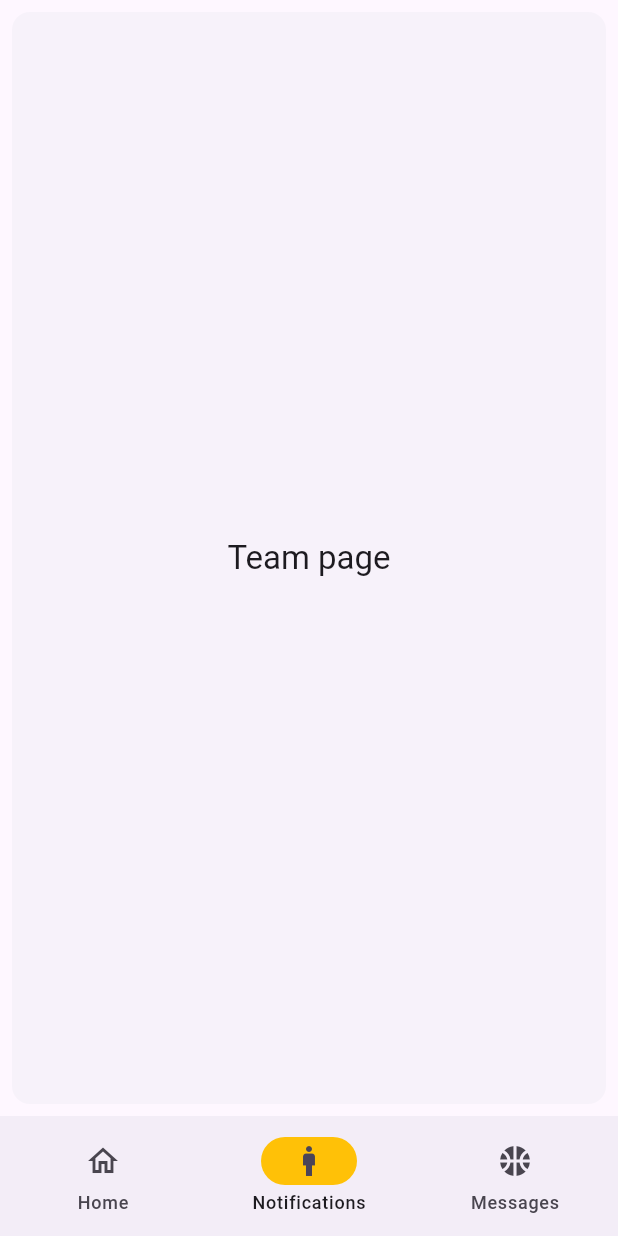
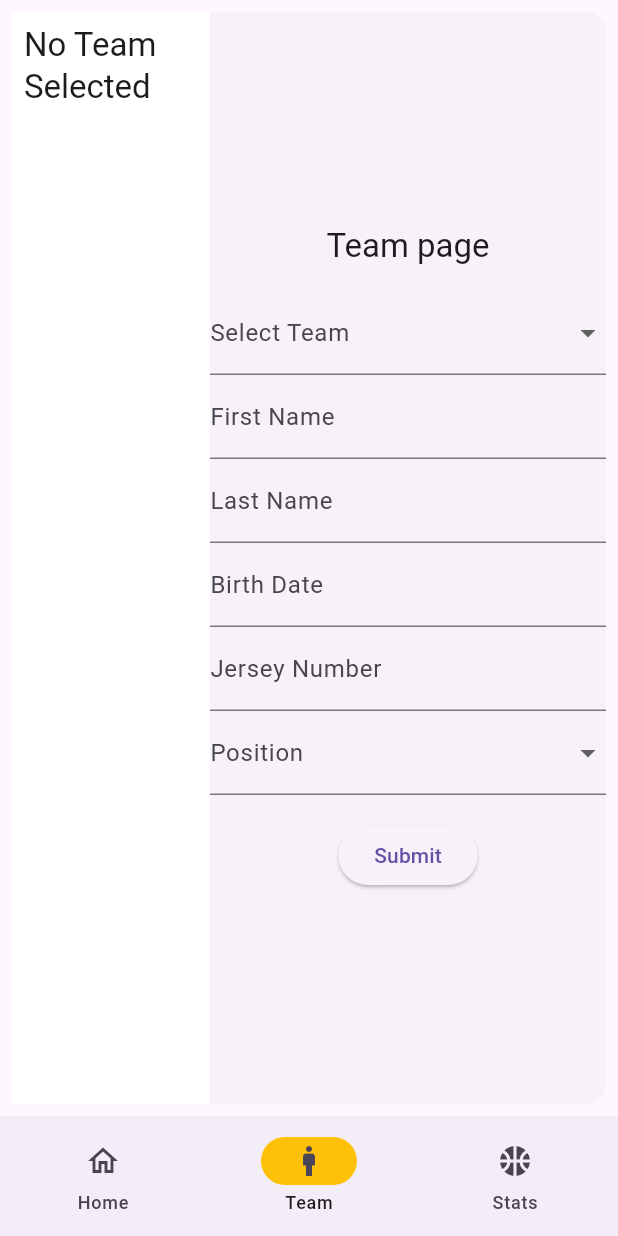
Before and after one commit to alexelte5/Volleyball-Tracker, a Flutter app: the screen it shows after launch, item 2 of the bottom bar chosen, on a phone screen of 412 x 824 dp. Run offline on Flutter 3.47's test engine with Material 3 defaults, Android fonts, the light colour scheme and no system bars.

Commit message:
Added team site

```diff
--- a/frontend/lib/main.dart
+++ b/frontend/lib/main.dart
@@ -1,6 +1,7 @@
 import 'package:flutter/material.dart';
-
-/// Flutter code sample for [NavigationBar].
+import 'pages/home_page.dart';
+import 'pages/team_page.dart';
+import 'pages/stats_page.dart';
 
 void main() => runApp(const NavigationBarApp());
 
@@ -28,7 +29,6 @@ class _NavigationExampleState extends State<NavigationExample> {
 
   @override
   Widget build(BuildContext context) {
-    final ThemeData theme = Theme.of(context);
     return Scaffold(
       bottomNavigationBar: NavigationBar(
         onDestinationSelected: (int index) {
@@ -44,47 +44,18 @@ class _NavigationExampleState extends State<NavigationExample> {
             icon: Icon(Icons.home_outlined),
             label: 'Home',
           ),
-          NavigationDestination(icon: Icon(Icons.man), label: 'Notifications'),
+          NavigationDestination(icon: Icon(Icons.man), label: 'Team'),
           NavigationDestination(
             icon: Icon(Icons.sports_basketball),
-            label: 'Messages',
+            label: 'Stats',
           ),
         ],
       ),
       body:
           <Widget>[
-            /// Home page
-            Card(
-              shadowColor: Colors.transparent,
-              margin: const EdgeInsets.all(8.0),
-              child: SizedBox.expand(
-                child: Center(
-                  child: Text('Home page', style: theme.textTheme.titleLarge),
-                ),
-              ),
-            ),
-
-            /// Team page
-            Card(
-              shadowColor: Colors.transparent,
-              margin: const EdgeInsets.all(8.0),
-              child: SizedBox.expand(
-                child: Center(
-                  child: Text('Team page', style: theme.textTheme.titleLarge),
-                ),
-              ),
-            ),
-
-            /// Stats page
-            Card(
-              shadowColor: Colors.transparent,
-              margin: const EdgeInsets.all(8.0),
-              child: SizedBox.expand(
-                child: Center(
-                  child: Text('Stats page', style: theme.textTheme.titleLarge),
-                ),
-              ),
-            ),
+            const HomePage(),
+            const TeamPage(),
+            const StatsPage(),
           ][currentPageIndex],
     );
   }
--- /dev/null
+++ b/frontend/lib/pages/home_page.dart
@@ -0,0 +1,19 @@
+import 'package:flutter/material.dart';
+
+class HomePage extends StatelessWidget {
+  const HomePage({super.key});
+
+  @override
+  Widget build(BuildContext context) {
+    final ThemeData theme = Theme.of(context);
+    return Card(
+      shadowColor: Colors.transparent,
+      margin: const EdgeInsets.all(8.0),
+      child: SizedBox.expand(
+        child: Center(
+          child: Text('Home page', style: theme.textTheme.titleLarge),
+        ),
+      ),
+    );
+  }
+}
--- /dev/null
+++ b/frontend/lib/pages/stats_page.dart
@@ -0,0 +1,19 @@
+import 'package:flutter/material.dart';
+
+class StatsPage extends StatelessWidget {
+  const StatsPage({super.key});
+
+  @override
+  Widget build(BuildContext context) {
+    final ThemeData theme = Theme.of(context);
+    return Card(
+      shadowColor: Colors.transparent,
+      margin: const EdgeInsets.all(8.0),
+      child: SizedBox.expand(
+        child: Center(
+          child: Text('Stats page', style: theme.textTheme.titleLarge),
+        ),
+      ),
+    );
+  }
+}
--- /dev/null
+++ b/frontend/lib/pages/team_page.dart
@@ -0,0 +1,186 @@
+import 'package:flutter/material.dart';
+
+class TeamPage extends StatefulWidget {
+  const TeamPage({super.key});
+
+  @override
+  State<TeamPage> createState() => _TeamPageState();
+}
+
+class _TeamPageState extends State<TeamPage> {
+  String? selectedDate; // Moved selectedDate to the state
+  String? selectedTeam; // Track the selected team
+  final Map<String, List<String>> teamPlayers = {
+    'Team A': ['Alice', 'Bob', 'Charlie'],
+    'Team B': ['David', 'Eve', 'Frank'],
+    'Team C': ['Grace', 'Heidi', 'Ivan'],
+  };
+
+  @override
+  Widget build(BuildContext context) {
+    final ThemeData theme = Theme.of(context);
+    return Card(
+      shadowColor: Colors.transparent,
+      margin: const EdgeInsets.all(8.0),
+      child: Row(
+        children: [
+          // Left side: List of players
+          Expanded(
+            flex: 1,
+            child: Container(
+              color: Colors.white,
+              child: Column(
+                crossAxisAlignment: CrossAxisAlignment.start,
+                children: [
+                  Padding(
+                    padding: const EdgeInsets.all(8.0),
+                    child: Text(
+                      selectedTeam ??
+                          'No Team Selected', // Display selected team name
+                      style: Theme.of(context).textTheme.titleLarge,
+                    ),
+                  ),
+                  Expanded(
+                    child: ListView(
+                      padding: const EdgeInsets.all(8.0),
+                      children:
+                          (teamPlayers[selectedTeam] ?? [])
+                              .map((player) => ListTile(title: Text(player)))
+                              .toList(),
+                    ),
+                  ),
+                ],
+              ),
+            ),
+          ),
+          // Right side: Form
+          Expanded(
+            flex: 2,
+            child: SizedBox.expand(
+              child: Center(
+                child: SingleChildScrollView(
+                  child: Column(
+                    mainAxisSize: MainAxisSize.min,
+                    crossAxisAlignment: CrossAxisAlignment.center,
+                    children: [
+                      Text('Team page', style: theme.textTheme.titleLarge),
+                      const SizedBox(height: 16),
+                      SizedBox(
+                        width: 300,
+                        child: DropdownButtonFormField<String>(
+                          decoration: const InputDecoration(
+                            labelText: 'Select Team',
+                          ),
+                          items:
+                              teamPlayers.keys
+                                  .map(
+                                    (team) => DropdownMenuItem(
+                                      value: team,
+                                      child: Text(team),
+                                    ),
+                                  )
+                                  .toList(),
+                          onChanged: (value) {
+                            setState(() {
+                              selectedTeam = value; // Update selected team
+                            });
+                          },
+                        ),
+                      ),
+                      SizedBox(
+                        width: 300,
+                        child: TextField(
+                          decoration: const InputDecoration(
+                            labelText: 'First Name',
+                          ),
+                        ),
+                      ),
+                      SizedBox(
+                        width: 300,
+                        child: TextField(
+                          decoration: const InputDecoration(
+                            labelText: 'Last Name',
+                          ),
+                        ),
+                      ),
+                      SizedBox(
+                        width: 300,
+                        child: TextFormField(
+                          decoration: InputDecoration(
+                            labelText: 'Birth Date',
+                            hintText:
+                                'Select a date', // Remove selectedDate from hintText
+                          ),
+                          controller: TextEditingController(
+                            text:
+                                selectedDate, // Display selected date in the field
+                          ),
+                          readOnly: true,
+                          onTap: () async {
+                            DateTime? pickedDate = await showDatePicker(
+                              context: context,
+                              initialDate: DateTime.now(),
+                              firstDate: DateTime(1900),
+                              lastDate: DateTime.now(),
+                            );
+                            if (pickedDate != null) {
+                              setState(() {
+                                selectedDate =
+                                    '${pickedDate.toLocal()}'.split(' ')[0];
+                              });
+                            }
+                          },
+                        ),
+                      ),
+                      SizedBox(
+                        width: 300,
+                        child: TextField(
+                          decoration: const InputDecoration(
+                            labelText: 'Jersey Number',
+                          ),
+                        ),
+                      ),
+                      SizedBox(
+                        width: 300,
+                        child: DropdownButtonFormField<String>(
+                          decoration: const InputDecoration(
+                            labelText: 'Position',
+                          ),
+                          items:
+                              [
+                                    'Außenangreifer',
+                                    'Mittelbocker',
+                                    'Diagonal',
+                                    'Zuspieler',
+                                    'Libero',
+                                  ]
+                                  .map(
+                                    (position) => DropdownMenuItem(
+                                      value: position,
+                                      child: Text(position),
+                                    ),
+                                  )
+                                  .toList(),
+                          onChanged: (value) {
+                            // Handle position selection
+                          },
+                        ),
+                      ),
+                      const SizedBox(height: 16),
+                      ElevatedButton(
+                        onPressed: () {
+                          // Handle button press
+                        },
+                        child: const Text('Submit'),
+                      ),
+                    ],
+                  ),
+                ),
+              ),
+            ),
+          ),
+        ],
+      ),
+    );
+  }
+}
```
